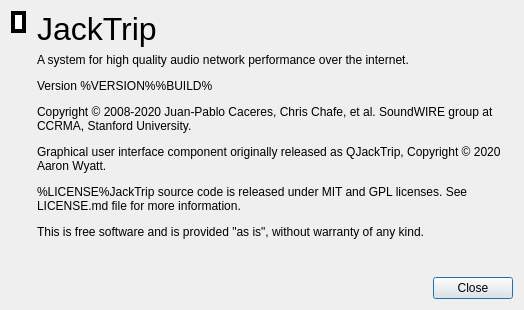
Before: the Qt Designer form src/gui/about.ui in jacktrip/jacktrip, drawn with Qt 5.
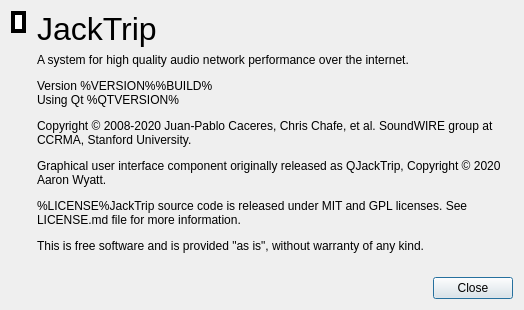
After: the same form once the commit is applied. Icons and pictures are not drawn.

Commit message:
Show Qt Version in about dialog
Now that people are starting to build with different versions of Qt, show which version the app has been built with in the about dialog box.

The edit to the form file:
```diff
--- a/src/gui/about.ui
+++ b/src/gui/about.ui
@@ -93,7 +93,7 @@
         </size>
        </property>
        <property name="text">
-        <string>&lt;html&gt;&lt;head/&gt;&lt;body&gt;&lt;p&gt;A system for high quality audio network performance over the internet.&lt;/p&gt;&lt;p&gt;Version %VERSION%%BUILD%&lt;/p&gt;&lt;p&gt;Copyright © 2008-2020 Juan-Pablo Caceres, Chris Chafe, et al. SoundWIRE group at CCRMA, Stanford University.&lt;/p&gt;&lt;p&gt;Graphical user interface component originally released as QJackTrip, Copyright © 2020 Aaron Wyatt.&lt;p&gt;%LICENSE%JackTrip source code is released under MIT and GPL licenses. See LICENSE.md file for more information.&lt;/p&gt;This is free software and is provided &amp;quot;as is&amp;quot;, without warranty of any kind.&lt;/p&gt;&lt;/body&gt;&lt;/html&gt;</string>
+        <string>&lt;html&gt;&lt;head/&gt;&lt;body&gt;&lt;p&gt;A system for high quality audio network performance over the internet.&lt;/p&gt;&lt;p&gt;Version %VERSION%%BUILD%&lt;br/&gt;Using Qt %QTVERSION%&lt;/p&gt;&lt;p&gt;Copyright © 2008-2020 Juan-Pablo Caceres, Chris Chafe, et al. SoundWIRE group at CCRMA, Stanford University.&lt;/p&gt;&lt;p&gt;Graphical user interface component originally released as QJackTrip, Copyright © 2020 Aaron Wyatt.&lt;/p&gt;&lt;p&gt;%LICENSE%JackTrip source code is released under MIT and GPL licenses. See LICENSE.md file for more information.&lt;/p&gt;&lt;p&gt;This is free software and is provided &amp;quot;as is&amp;quot;, without warranty of any kind.&lt;/p&gt;&lt;/body&gt;&lt;/html&gt;</string>
        </property>
        <property name="alignment">
         <set>Qt::AlignLeading|Qt::AlignLeft|Qt::AlignTop</set>
```
The commit also changes 1 other file.
